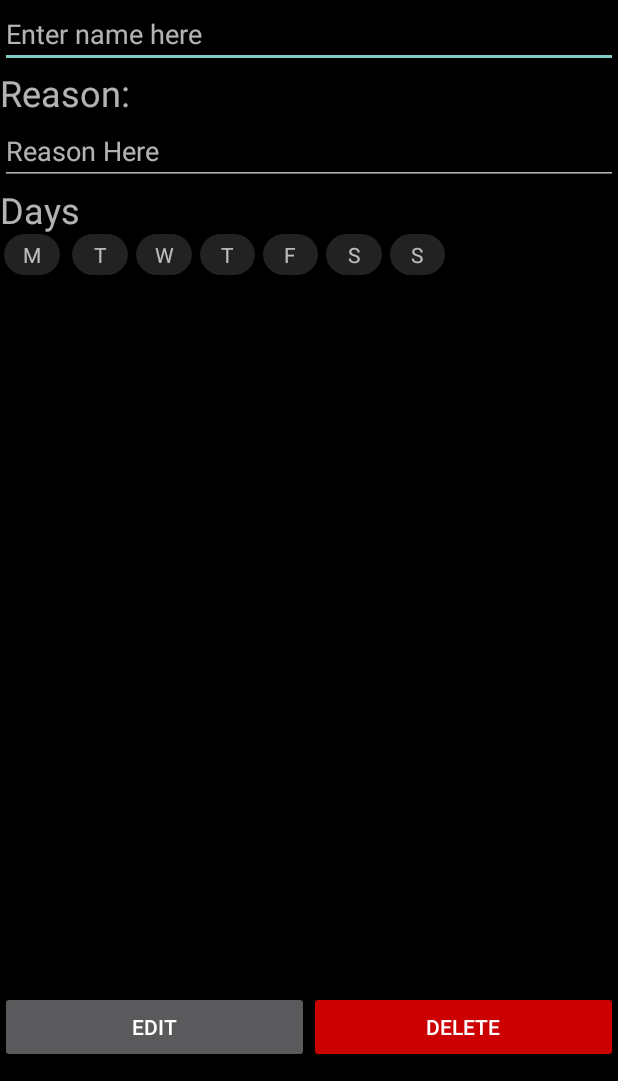
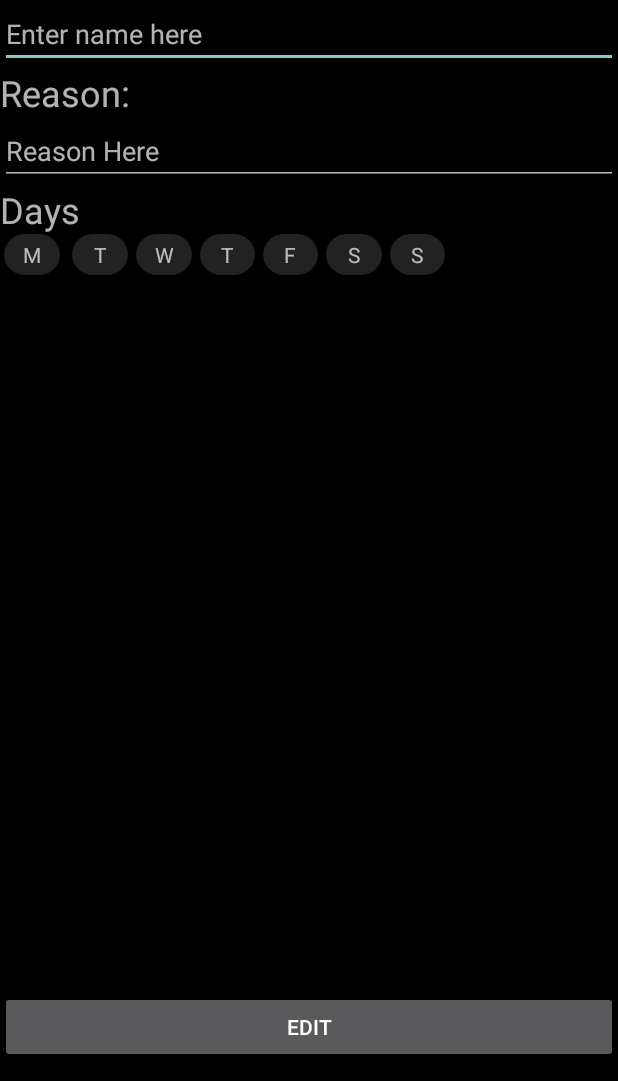
Before and after one commit to CMPUT301F17T17/Habitizer, an Android app: the AddHabitActivity screen opened directly, with no data from a screen before it, on a phone screen of 412 x 824 dp, the part 155-1236 px from its top. Run offline under Robolectric (Android 15) with nearby library versions, the phone set to English and light mode, and no system bars.

Commit message:
fix break and delete

```diff
--- a/app/src/main/java/ssmad/habitizer/DummyMainActivity.java
+++ b/app/src/main/java/ssmad/habitizer/DummyMainActivity.java
@@ -102,6 +102,7 @@ public class DummyMainActivity extends AppCompatActivity {
                 case VIEW_SIGN_UP:
                     intent = new Intent(this, SignupActivity.class);
                     startActivityForResult(intent, VIEW_SIGN_UP);
+                    break;
                 default:
                     intent = new Intent(this, HabitTabActivity.class);
                     startActivityForResult(intent, VIEW_HABIT);
--- a/app/src/main/res/layout/add_habit.xml
+++ b/app/src/main/res/layout/add_habit.xml
@@ -202,7 +202,7 @@
             android:backgroundTint="@android:color/holo_red_dark"
             android:gravity="center"
             android:text="Delete"
-            android:visibility="visible"
+            android:visibility="gone"
             tools:layout_editor_absoluteX="147dp"
             tools:layout_editor_absoluteY="500dp"/>
     </LinearLayout>
--- a/app/src/main/res/layout/add_habit_event.xml
+++ b/app/src/main/res/layout/add_habit_event.xml
@@ -172,7 +172,7 @@
             android:layout_weight="1"
             android:backgroundTint="@android:color/holo_red_dark"
             android:text="Delete"
-            android:visibility="visible"/>
+            android:visibility="gone"/>
 
         <Button
             android:id="@+id/done_button"
```
Also changed, not shown: 13 other files.
